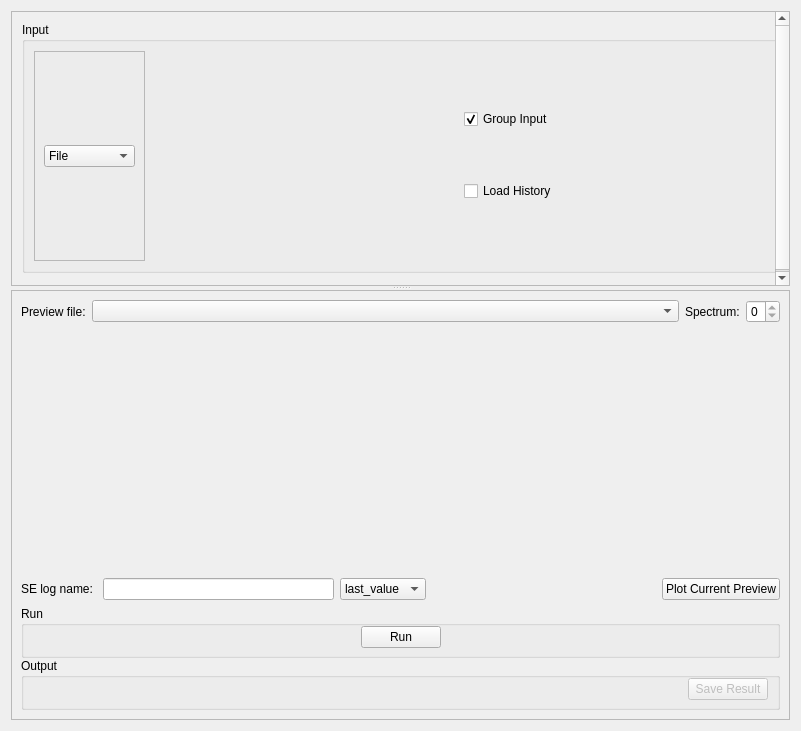
Qt form qt/scientific_interfaces/Indirect/IndirectDataAnalysisElwinTab.ui (mantidproject/mantid) before a commit.
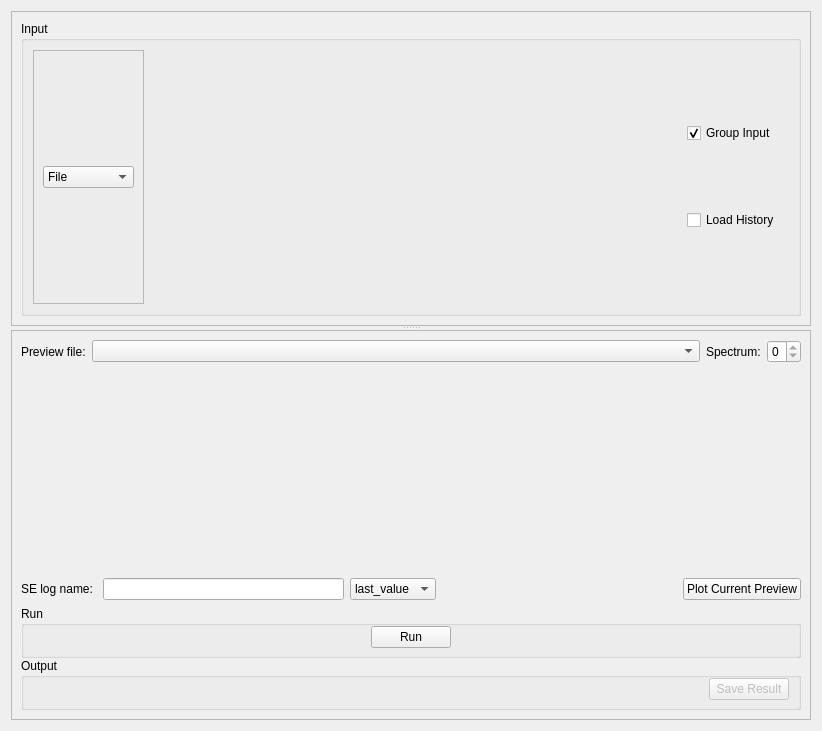
The same form after that commit. Custom widgets are drawn as their Qt base class.

Commit message: 29536 update load layout

The edit to the form file:
```diff
--- a/qt/scientific_interfaces/Indirect/IndirectDataAnalysisElwinTab.ui
+++ b/qt/scientific_interfaces/Indirect/IndirectDataAnalysisElwinTab.ui
@@ -6,7 +6,7 @@
    <rect>
     <x>0</x>
     <y>0</y>
-    <width>801</width>
+    <width>822</width>
     <height>731</height>
    </rect>
   </property>
@@ -46,7 +46,7 @@
         <rect>
          <x>0</x>
          <y>0</y>
-         <width>756</width>
+         <width>777</width>
          <height>275</height>
         </rect>
        </property>
@@ -62,15 +62,9 @@
          <height>275</height>
         </size>
        </property>
+       <layout class="QGridLayout" name="gridLayout">
+        <item row="0" column="0">
        <widget class="QGroupBox" name="gbInput">
-        <property name="geometry">
-         <rect>
-          <x>10</x>
-          <y>10</y>
-          <width>761</width>
-          <height>251</height>
-         </rect>
-        </property>
         <property name="sizePolicy">
          <sizepolicy hsizetype="Expanding" vsizetype="Expanding">
           <horstretch>0</horstretch>
@@ -134,7 +128,7 @@
               <verstretch>0</verstretch>
              </sizepolicy>
             </property>
-            <layout class="QHBoxLayout" name="horizontalLayout_3">
+              <layout class="QHBoxLayout" name="horizontalLayout_3" stretch="1,0">
              <item>
               <widget class="MantidQt::API::FileFinderWidget" name="dsInputFiles" native="true">
                <property name="sizePolicy">
@@ -268,6 +262,8 @@
          </item>
         </layout>
        </widget>
+        </item>
+       </layout>
       </widget>
      </widget>
      <widget class="QScrollArea" name="scrollArea_2">
@@ -285,7 +281,7 @@
         <rect>
          <x>0</x>
          <y>0</y>
-         <width>777</width>
+         <width>798</width>
          <height>426</height>
         </rect>
        </property>
```
Left out of the diff: 2 changed lines with no effect on the pictures. Lines whose indentation alone changed are shown as unchanged.
